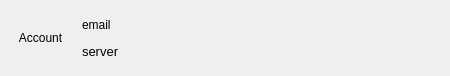
haiwen/seafile-client, file ui/account-view.ui: the form before one commit.
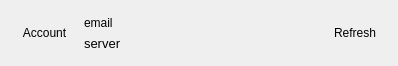
The form after the commit.

What changed in the file:
```diff
--- a/ui/account-view.ui
+++ b/ui/account-view.ui
@@ -6,14 +6,29 @@
    <rect>
     <x>0</x>
     <y>0</y>
-    <width>450</width>
-    <height>76</height>
+    <width>398</width>
+    <height>66</height>
    </rect>
   </property>
   <property name="windowTitle">
    <string>Form</string>
   </property>
   <layout class="QHBoxLayout" name="horizontalLayout">
+   <property name="leftMargin">
+    <number>15</number>
+   </property>
+   <property name="rightMargin">
+    <number>15</number>
+   </property>
+   <property name="topMargin">
+    <number>12</number>
+   </property>
+   <property name="bottomMargin">
+    <number>12</number>
+   </property>
+   <property name="spacing">
+    <number>0</number>
+   </property>
    <item>
     <widget class="QToolButton" name="mAccountBtn">
      <property name="text">
@@ -33,7 +48,7 @@
       <number>0</number>
      </property>
      <property name="leftMargin">
-      <number>6</number>
+      <number>10</number>
      </property>
      <item>
       <widget class="QLabel" name="mEmail">
@@ -63,12 +78,22 @@
      </property>
      <property name="sizeHint" stdset="0">
       <size>
-       <width>273</width>
+       <width>248</width>
        <height>20</height>
       </size>
      </property>
     </spacer>
    </item>
+   <item>
+    <widget class="QToolButton" name="mRefreshBtn">
+     <property name="text">
+      <string>Refresh</string>
+     </property>
+     <property name="autoRaise">
+      <bool>true</bool>
+     </property>
+    </widget>
+   </item>
   </layout>
  </widget>
  <resources/>
```
